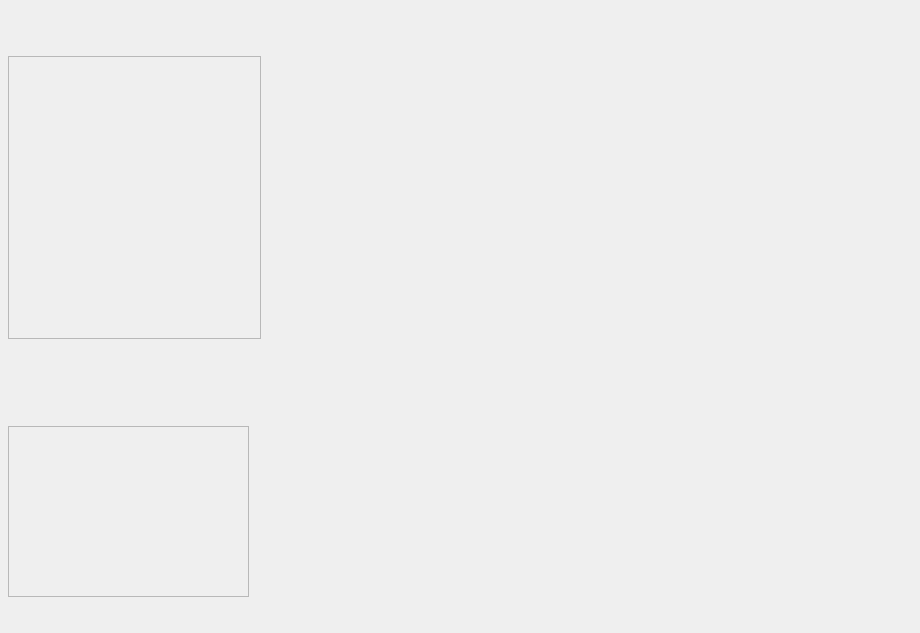
First picture: the form in Window/Page/modularairpage.ui, repository caosq/ChickenFarm, before the edit.
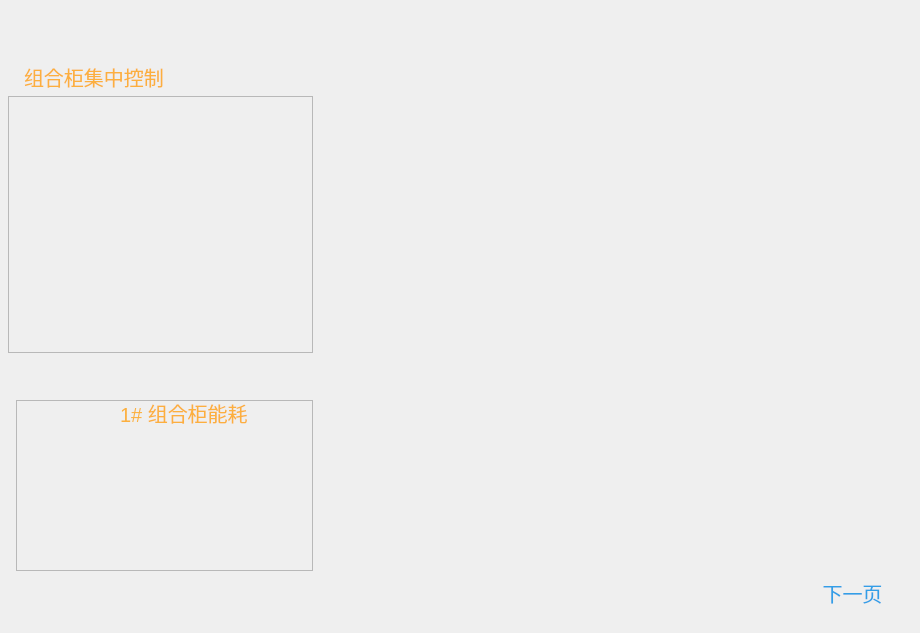
Second picture: the form after the edit. Icons and pictures are not drawn.

The edit to the form file:
```diff
--- a/Window/Page/modularairpage.ui
+++ b/Window/Page/modularairpage.ui
@@ -16,9 +16,9 @@
   <widget class="QFrame" name="frame_1">
    <property name="geometry">
     <rect>
-     <x>8</x>
-     <y>426</y>
-     <width>241</width>
+     <x>16</x>
+     <y>400</y>
+     <width>297</width>
      <height>171</height>
     </rect>
    </property>
@@ -32,14 +32,154 @@
    <property name="frameShadow">
     <enum>QFrame::Raised</enum>
    </property>
+   <widget class="QLabel" name="label_2">
+    <property name="geometry">
+     <rect>
+      <x>104</x>
+      <y>0</y>
+      <width>153</width>
+      <height>25</height>
+     </rect>
+    </property>
+    <property name="palette">
+     <palette>
+      <active>
+       <colorrole role="WindowText">
+        <brush brushstyle="SolidPattern">
+         <color alpha="255">
+          <red>252</red>
+          <green>175</green>
+          <blue>62</blue>
+         </color>
+        </brush>
+       </colorrole>
+       <colorrole role="Button">
+        <brush brushstyle="SolidPattern">
+         <color alpha="0">
+          <red>0</red>
+          <green>0</green>
+          <blue>0</blue>
+         </color>
+        </brush>
+       </colorrole>
+       <colorrole role="Base">
+        <brush brushstyle="SolidPattern">
+         <color alpha="0">
+          <red>0</red>
+          <green>0</green>
+          <blue>0</blue>
+         </color>
+        </brush>
+       </colorrole>
+       <colorrole role="Window">
+        <brush brushstyle="SolidPattern">
+         <color alpha="0">
+          <red>0</red>
+          <green>0</green>
+          <blue>0</blue>
+         </color>
+        </brush>
+       </colorrole>
+      </active>
+      <inactive>
+       <colorrole role="WindowText">
+        <brush brushstyle="SolidPattern">
+         <color alpha="255">
+          <red>252</red>
+          <green>175</green>
+          <blue>62</blue>
+         </color>
+        </brush>
+       </colorrole>
+       <colorrole role="Button">
+        <brush brushstyle="SolidPattern">
+         <color alpha="0">
+          <red>0</red>
+          <green>0</green>
+          <blue>0</blue>
+         </color>
+        </brush>
+       </colorrole>
+       <colorrole role="Base">
+        <brush brushstyle="SolidPattern">
+         <color alpha="0">
+          <red>0</red>
+          <green>0</green>
+          <blue>0</blue>
+         </color>
+        </brush>
+       </colorrole>
+       <colorrole role="Window">
+        <brush brushstyle="SolidPattern">
+         <color alpha="0">
+          <red>0</red>
+          <green>0</green>
+          <blue>0</blue>
+         </color>
+        </brush>
+       </colorrole>
+      </inactive>
+      <disabled>
+       <colorrole role="WindowText">
+        <brush brushstyle="SolidPattern">
+         <color alpha="255">
+          <red>190</red>
+          <green>190</green>
+          <blue>190</blue>
+         </color>
+        </brush>
+       </colorrole>
+       <colorrole role="Button">
+        <brush brushstyle="SolidPattern">
+         <color alpha="0">
+          <red>0</red>
+          <green>0</green>
+          <blue>0</blue>
+         </color>
+        </brush>
+       </colorrole>
+       <colorrole role="Base">
+        <brush brushstyle="SolidPattern">
+         <color alpha="0">
+          <red>0</red>
+          <green>0</green>
+          <blue>0</blue>
+         </color>
+        </brush>
+       </colorrole>
+       <colorrole role="Window">
+        <brush brushstyle="SolidPattern">
+         <color alpha="0">
+          <red>0</red>
+          <green>0</green>
+          <blue>0</blue>
+         </color>
+        </brush>
+       </colorrole>
+      </disabled>
+     </palette>
+    </property>
+    <property name="font">
+     <font>
+      <pointsize>15</pointsize>
+     </font>
+    </property>
+    <property name="styleSheet">
+     <string notr="true">border-style:none;
+background:transparent;</string>
+    </property>
+    <property name="text">
+     <string>1# 组合柜能耗</string>
+    </property>
+   </widget>
   </widget>
   <widget class="QFrame" name="frame">
    <property name="geometry">
     <rect>
      <x>8</x>
-     <y>56</y>
-     <width>253</width>
-     <height>283</height>
+     <y>96</y>
+     <width>305</width>
+     <height>257</height>
     </rect>
    </property>
    <property name="styleSheet">
@@ -56,13 +196,374 @@
   <widget class="QStackedWidget" name="modularAirStackedWidget">
    <property name="geometry">
     <rect>
-     <x>268</x>
-     <y>16</y>
-     <width>641</width>
-     <height>569</height>
+     <x>312</x>
+     <y>24</y>
+     <width>593</width>
+     <height>545</height>
     </rect>
    </property>
   </widget>
+  <widget class="QPushButton" name="pushButton">
+   <property name="geometry">
+    <rect>
+     <x>808</x>
+     <y>576</y>
+     <width>89</width>
+     <height>33</height>
+    </rect>
+   </property>
+   <property name="palette">
+    <palette>
+     <active>
+      <colorrole role="WindowText">
+       <brush brushstyle="SolidPattern">
+        <color alpha="255">
+         <red>252</red>
+         <green>175</green>
+         <blue>62</blue>
+        </color>
+       </brush>
+      </colorrole>
+      <colorrole role="Button">
+       <brush brushstyle="SolidPattern">
+        <color alpha="0">
+         <red>0</red>
+         <green>0</green>
+         <blue>0</blue>
+        </color>
+       </brush>
+      </colorrole>
+      <colorrole role="Text">
+       <brush brushstyle="SolidPattern">
+        <color alpha="255">
+         <red>252</red>
+         <green>175</green>
+         <blue>62</blue>
+        </color>
+       </brush>
+      </colorrole>
+      <colorrole role="ButtonText">
+       <brush brushstyle="SolidPattern">
+        <color alpha="255">
+         <red>50</red>
+         <green>159</green>
+         <blue>231</blue>
+        </color>
+       </brush>
+      </colorrole>
+      <colorrole role="Base">
+       <brush brushstyle="SolidPattern">
+        <color alpha="0">
+         <red>0</red>
+         <green>0</green>
+         <blue>0</blue>
+        </color>
+       </brush>
+      </colorrole>
+      <colorrole role="Window">
+       <brush brushstyle="SolidPattern">
+        <color alpha="0">
+         <red>0</red>
+         <green>0</green>
+         <blue>0</blue>
+        </color>
+       </brush>
+      </colorrole>
+      <colorrole role="PlaceholderText">
+       <brush brushstyle="SolidPattern">
+        <color alpha="128">
+         <red>252</red>
+         <green>175</green>
+         <blue>62</blue>
+        </color>
+       </brush>
+      </colorrole>
+     </active>
+     <inactive>
+      <colorrole role="WindowText">
+       <brush brushstyle="SolidPattern">
+        <color alpha="255">
+         <red>252</red>
+         <green>175</green>
+         <blue>62</blue>
+        </color>
+       </brush>
+      </colorrole>
+      <colorrole role="Button">
+       <brush brushstyle="SolidPattern">
+        <color alpha="0">
+         <red>0</red>
+         <green>0</green>
+         <blue>0</blue>
+        </color>
+       </brush>
+      </colorrole>
+      <colorrole role="Text">
+       <brush brushstyle="SolidPattern">
+        <color alpha="255">
+         <red>252</red>
+         <green>175</green>
+         <blue>62</blue>
+        </color>
+       </brush>
+      </colorrole>
+      <colorrole role="ButtonText">
+       <brush brushstyle="SolidPattern">
+        <color alpha="255">
+         <red>50</red>
+         <green>159</green>
+         <blue>231</blue>
+        </color>
+       </brush>
+      </colorrole>
+      <colorrole role="Base">
+       <brush brushstyle="SolidPattern">
+        <color alpha="0">
+         <red>0</red>
+         <green>0</green>
+         <blue>0</blue>
+        </color>
+       </brush>
+      </colorrole>
+      <colorrole role="Window">
+       <brush brushstyle="SolidPattern">
+        <color alpha="0">
+         <red>0</red>
+         <green>0</green>
+         <blue>0</blue>
+        </color>
+       </brush>
+      </colorrole>
+      <colorrole role="PlaceholderText">
+       <brush brushstyle="SolidPattern">
+        <color alpha="128">
+         <red>252</red>
+         <green>175</green>
+         <blue>62</blue>
+        </color>
+       </brush>
+      </colorrole>
+     </inactive>
+     <disabled>
+      <colorrole role="WindowText">
+       <brush brushstyle="SolidPattern">
+        <color alpha="255">
+         <red>190</red>
+         <green>190</green>
+         <blue>190</blue>
+        </color>
+       </brush>
+      </colorrole>
+      <colorrole role="Button">
+       <brush brushstyle="SolidPattern">
+        <color alpha="0">
+         <red>0</red>
+         <green>0</green>
+         <blue>0</blue>
+        </color>
+       </brush>
+      </colorrole>
+      <colorrole role="Text">
+       <brush brushstyle="SolidPattern">
+        <color alpha="255">
+         <red>190</red>
+         <green>190</green>
+         <blue>190</blue>
+        </color>
+       </brush>
+      </colorrole>
+      <colorrole role="ButtonText">
+       <brush brushstyle="SolidPattern">
+        <color alpha="255">
+         <red>190</red>
+         <green>190</green>
+         <blue>190</blue>
+        </color>
+       </brush>
+      </colorrole>
+      <colorrole role="Base">
+       <brush brushstyle="SolidPattern">
+        <color alpha="0">
+         <red>0</red>
+         <green>0</green>
+         <blue>0</blue>
+        </color>
+       </brush>
+      </colorrole>
+      <colorrole role="Window">
+       <brush brushstyle="SolidPattern">
+        <color alpha="0">
+         <red>0</red>
+         <green>0</green>
+         <blue>0</blue>
+        </color>
+       </brush>
+      </colorrole>
+      <colorrole role="PlaceholderText">
+       <brush brushstyle="SolidPattern">
+        <color alpha="128">
+         <red>0</red>
+         <green>0</green>
+         <blue>0</blue>
+        </color>
+       </brush>
+      </colorrole>
+     </disabled>
+    </palette>
+   </property>
+   <property name="font">
+    <font>
+     <pointsize>15</pointsize>
+    </font>
+   </property>
+   <property name="styleSheet">
+    <string notr="true">border-style:none;
+background:transparent;</string>
+   </property>
+   <property name="text">
+    <string>下一页</string>
+   </property>
+  </widget>
+  <widget class="QLabel" name="label">
+   <property name="geometry">
+    <rect>
+     <x>24</x>
+     <y>64</y>
+     <width>153</width>
+     <height>25</height>
+    </rect>
+   </property>
+   <property name="palette">
+    <palette>
+     <active>
+      <colorrole role="WindowText">
+       <brush brushstyle="SolidPattern">
+        <color alpha="255">
+         <red>252</red>
+         <green>175</green>
+         <blue>62</blue>
+        </color>
+       </brush>
+      </colorrole>
+      <colorrole role="Button">
+       <brush brushstyle="SolidPattern">
+        <color alpha="0">
+         <red>0</red>
+         <green>0</green>
+         <blue>0</blue>
+        </color>
+       </brush>
+      </colorrole>
+      <colorrole role="Base">
+       <brush brushstyle="SolidPattern">
+        <color alpha="0">
+         <red>0</red>
+         <green>0</green>
+         <blue>0</blue>
+        </color>
+       </brush>
+      </colorrole>
+      <colorrole role="Window">
+       <brush brushstyle="SolidPattern">
+        <color alpha="0">
+         <red>0</red>
+         <green>0</green>
+         <blue>0</blue>
+        </color>
+       </brush>
+      </colorrole>
+     </active>
+     <inactive>
+      <colorrole role="WindowText">
+       <brush brushstyle="SolidPattern">
+        <color alpha="255">
+         <red>252</red>
+         <green>175</green>
+         <blue>62</blue>
+        </color>
+       </brush>
+      </colorrole>
+      <colorrole role="Button">
+       <brush brushstyle="SolidPattern">
+        <color alpha="0">
+         <red>0</red>
+         <green>0</green>
+         <blue>0</blue>
+        </color>
+       </brush>
+      </colorrole>
+      <colorrole role="Base">
+       <brush brushstyle="SolidPattern">
+        <color alpha="0">
+         <red>0</red>
+         <green>0</green>
+         <blue>0</blue>
+        </color>
+       </brush>
+      </colorrole>
+      <colorrole role="Window">
+       <brush brushstyle="SolidPattern">
+        <color alpha="0">
+         <red>0</red>
+         <green>0</green>
+         <blue>0</blue>
+        </color>
+       </brush>
+      </colorrole>
+     </inactive>
+     <disabled>
+      <colorrole role="WindowText">
+       <brush brushstyle="SolidPattern">
+        <color alpha="255">
+         <red>190</red>
+         <green>190</green>
+         <blue>190</blue>
+        </color>
+       </brush>
+      </colorrole>
+      <colorrole role="Button">
+       <brush brushstyle="SolidPattern">
+        <color alpha="0">
+         <red>0</red>
+         <green>0</green>
+         <blue>0</blue>
+        </color>
+       </brush>
+      </colorrole>
+      <colorrole role="Base">
+       <brush brushstyle="SolidPattern">
+        <color alpha="0">
+         <red>0</red>
+         <green>0</green>
+         <blue>0</blue>
+        </color>
+       </brush>
+      </colorrole>
+      <colorrole role="Window">
+       <brush brushstyle="SolidPattern">
+        <color alpha="0">
+         <red>0</red>
+         <green>0</green>
+         <blue>0</blue>
+        </color>
+       </brush>
+      </colorrole>
+     </disabled>
+    </palette>
+   </property>
+   <property name="font">
+    <font>
+     <pointsize>15</pointsize>
+    </font>
+   </property>
+   <property name="styleSheet">
+    <string notr="true">border-style:none;
+background:transparent;</string>
+   </property>
+   <property name="text">
+    <string>组合柜集中控制</string>
+   </property>
+  </widget>
  </widget>
  <resources/>
  <connections/>
```
